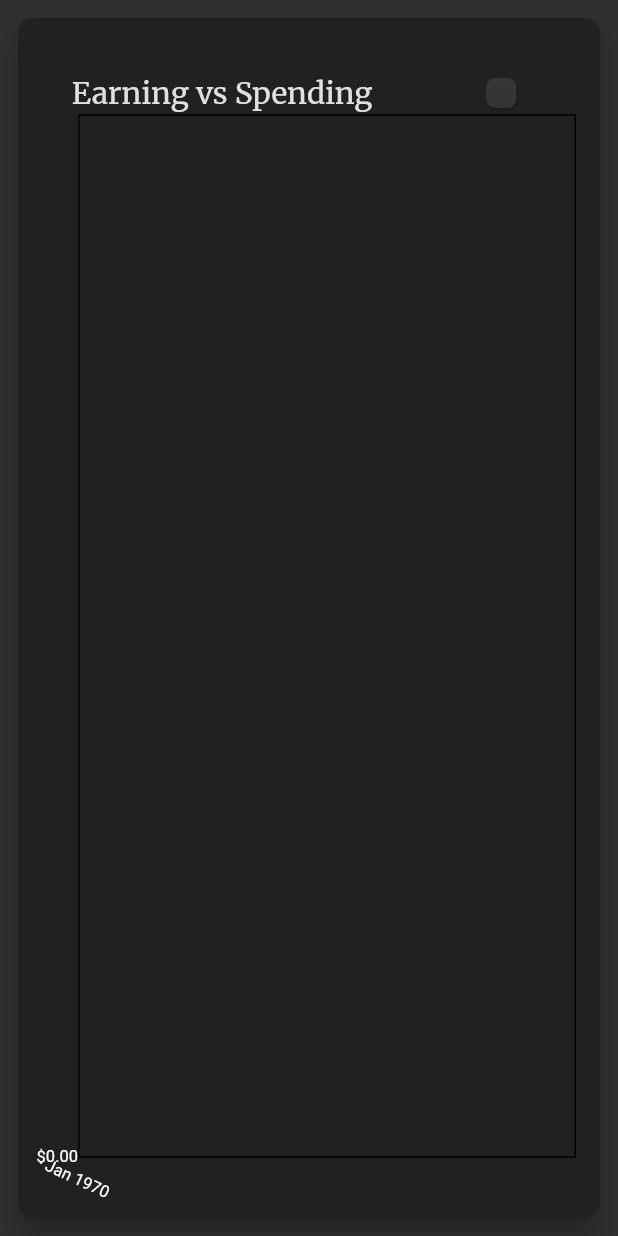
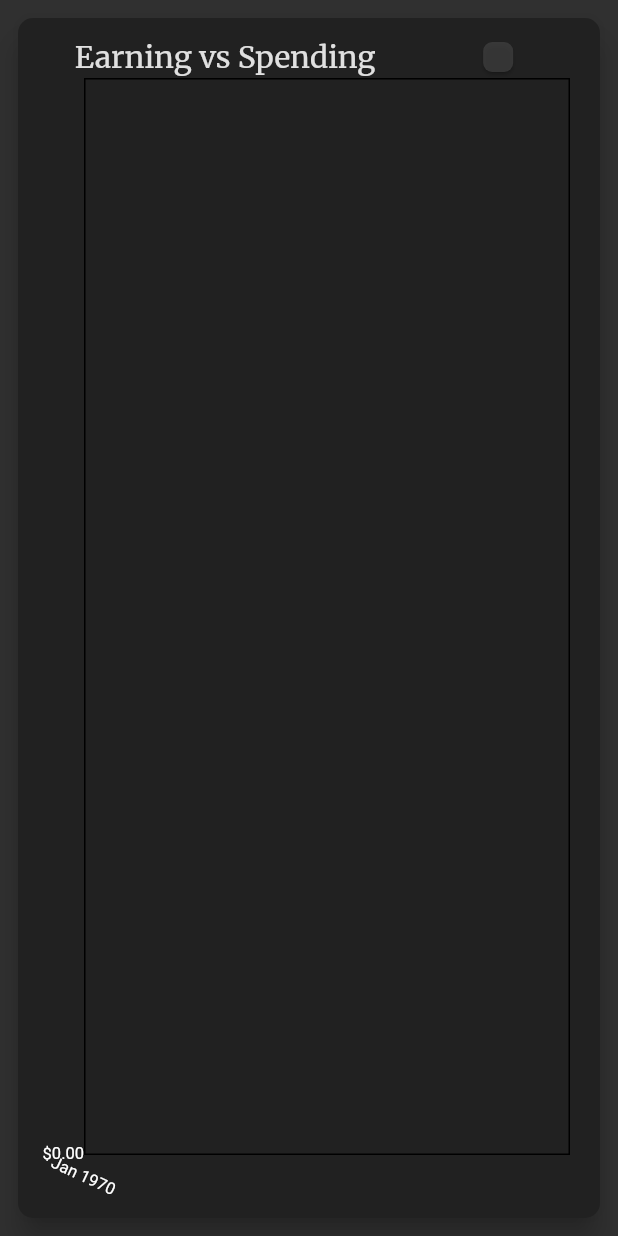
Before and after one commit to ethanp/Splurge, a Flutter app: the IncomeVsSpendingLineChart widget shown alone on an empty page, opened directly, on a phone screen of 412 x 824 dp. Run offline on Flutter 3.47's test engine with Material 2 defaults, Android fonts, the phone set to English and light mode, and no system bars; drawn by our look-alikes of auto_size_text, fl_chart; our stand-ins replace flutter_riverpod, google_fonts.

Commit message:
Progress towards improving line chart ui. (Aka unfinished remodeling)

```diff
--- a/lib/widgets/income_v_spending_line_chart.dart
+++ b/lib/widgets/income_v_spending_line_chart.dart
@@ -26,12 +26,7 @@ class IncomeVsSpendingLineChart extends ConsumerWidget {
       elevation: 8,
       color: Colors.grey[900],
       child: Padding(
-        padding: const EdgeInsets.only(top: 18, bottom: 18, right: 16),
-        child: Column(
-          children: [
-            Expanded(
-              child: Padding(
-                padding: const EdgeInsets.only(top: 18),
+        padding: const EdgeInsets.only(left: 4, top: 12, right: 20, bottom: 20),
         child: MyLineChart(
           title: 'Earning vs Spending',
           lines: [
@@ -50,10 +45,6 @@ class IncomeVsSpendingLineChart extends ConsumerWidget {
           ],
         ),
       ),
-            ),
-          ],
-        ),
-      ),
     );
   }
 }
```
Lines whose indentation alone changed are shown as unchanged.
